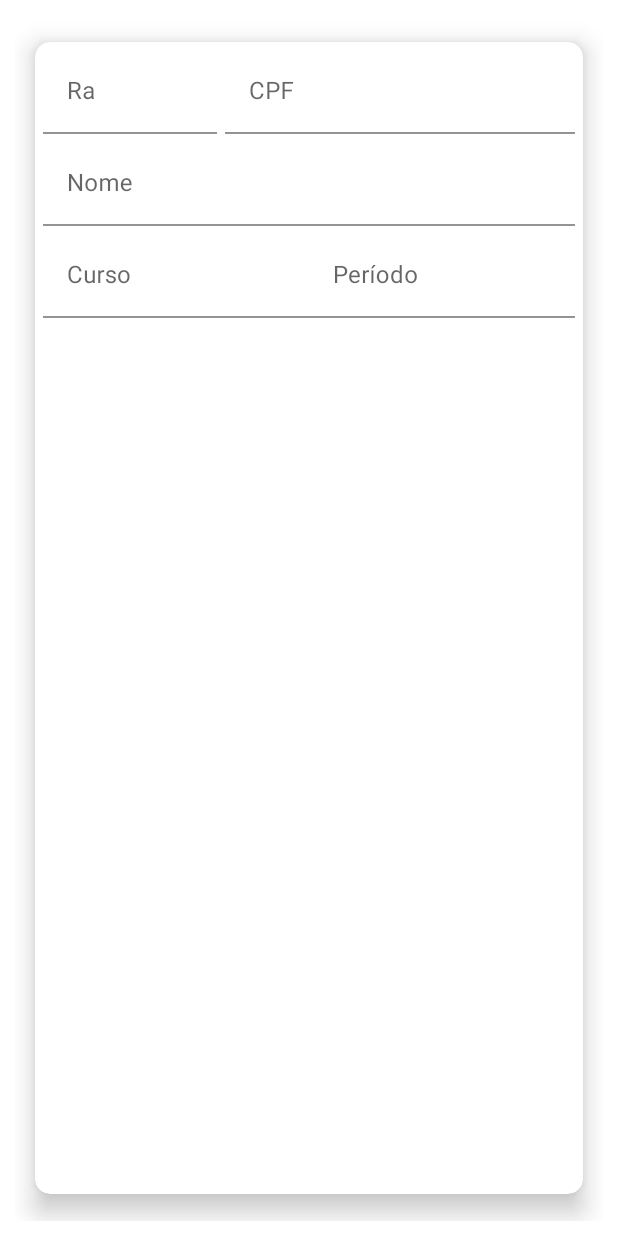
After one commit to Lucas-Martins-de-Oliveira/CadastroAlunos, an Android app: the layout card_view_aluno.xml on its own in the app's theme, with its tools: preview values and no code run, on a phone screen of 412 x 824 dp. The commit adds this screen. Run offline under Robolectric (Android 15) with nearby library versions, the phone set to English and light mode, and no system bars.

Commit message:
layout cardView

```diff
--- /dev/null
+++ b/app/src/main/res/layout/card_view_aluno.xml
@@ -0,0 +1,112 @@
+<?xml version="1.0" encoding="utf-8"?>
+<LinearLayout xmlns:android="http://schemas.android.com/apk/res/android"
+    xmlns:app="http://schemas.android.com/apk/res-auto"
+    android:orientation="vertical"
+    android:layout_width="match_parent"
+    android:layout_height="match_parent"
+    android:padding="10dp">
+
+    <androidx.cardview.widget.CardView
+        android:layout_width="match_parent"
+        android:layout_height="match_parent"
+        android:id="@+id/cvAluno"
+        app:cardCornerRadius="10dp"
+        app:cardElevation="10dp"
+        app:cardUseCompatPadding="true">
+
+        <LinearLayout
+            android:layout_width="match_parent"
+            android:layout_height="match_parent"
+            android:orientation="vertical">
+
+            <!--RA e CPF-->
+            <LinearLayout
+                android:layout_width="match_parent"
+                android:layout_height="wrap_content"
+                android:orientation="horizontal"
+                android:padding="5dp">
+
+                <com.google.android.material.textfield.TextInputLayout
+                    android:layout_width="0dp"
+                    android:layout_weight="1"
+                    android:layout_height="wrap_content"
+                    android:hint="@string/ra">
+                    <com.google.android.material.textfield.TextInputEditText
+                        android:layout_width="match_parent"
+                        android:layout_height="wrap_content"
+                        android:id="@+id/edRaAluno"
+                        android:focusable="false"
+                        android:backgroundTint="@color/white"/>
+                </com.google.android.material.textfield.TextInputLayout>
+
+                <com.google.android.material.textfield.TextInputLayout
+                    android:layout_width="0dp"
+                    android:layout_weight="2"
+                    android:layout_height="wrap_content"
+                    android:layout_marginLeft="5dp"
+                    android:hint="@string/cpf">
+                    <com.google.android.material.textfield.TextInputEditText
+                        android:layout_width="match_parent"
+                        android:layout_height="wrap_content"
+                        android:id="@+id/edCPFAluno"
+                        android:focusable="false"
+                        android:backgroundTint="@color/white"/>
+                </com.google.android.material.textfield.TextInputLayout>
+
+            </LinearLayout>
+
+            <!--nome-->
+            <com.google.android.material.textfield.TextInputLayout
+                android:layout_width="match_parent"
+                android:layout_height="wrap_content"
+                android:layout_marginLeft="5dp"
+                android:layout_marginRight="5dp"
+                android:hint="@string/nome">
+                <com.google.android.material.textfield.TextInputEditText
+                    android:layout_width="match_parent"
+                    android:layout_height="wrap_content"
+                    android:id="@+id/edNomeAluno"
+                    android:focusable="false"
+                    android:backgroundTint="@color/white"/>
+            </com.google.android.material.textfield.TextInputLayout>
+
+            <!--Curso e Periodo-->
+            <LinearLayout
+                android:layout_width="match_parent"
+                android:layout_height="wrap_content"
+                android:orientation="horizontal"
+                android:padding="5dp">
+
+                <com.google.android.material.textfield.TextInputLayout
+                    android:layout_width="0dp"
+                    android:layout_weight="1"
+                    android:layout_height="wrap_content"
+                    android:hint="@string/curso">
+                    <com.google.android.material.textfield.TextInputEditText
+                        android:layout_width="match_parent"
+                        android:layout_height="wrap_content"
+                        android:id="@+id/edCursoAluno"
+                        android:focusable="false"
+                        android:backgroundTint="@color/white"/>
+                </com.google.android.material.textfield.TextInputLayout>
+
+                <com.google.android.material.textfield.TextInputLayout
+                    android:layout_width="0dp"
+                    android:layout_weight="1"
+                    android:layout_height="wrap_content"
+                    android:hint="@string/periodo">
+                    <com.google.android.material.textfield.TextInputEditText
+                        android:layout_width="match_parent"
+                        android:layout_height="wrap_content"
+                        android:id="@+id/edPeriodoAluno"
+                        android:focusable="false"
+                        android:backgroundTint="@color/white"/>
+                </com.google.android.material.textfield.TextInputLayout>
+
+            </LinearLayout>
+
+        </LinearLayout>
+
+    </androidx.cardview.widget.CardView>
+
+</LinearLayout>
--- a/app/src/main/res/values/strings.xml
+++ b/app/src/main/res/values/strings.xml
@@ -11,4 +11,5 @@
     <string name="selecionePeriodo">Selecione o Período</string>
     <string name="limpar">Limpar</string>
     <string name="salvar">Salvar</string>
+    <string name="curso">Curso</string>
 </resources>
```
